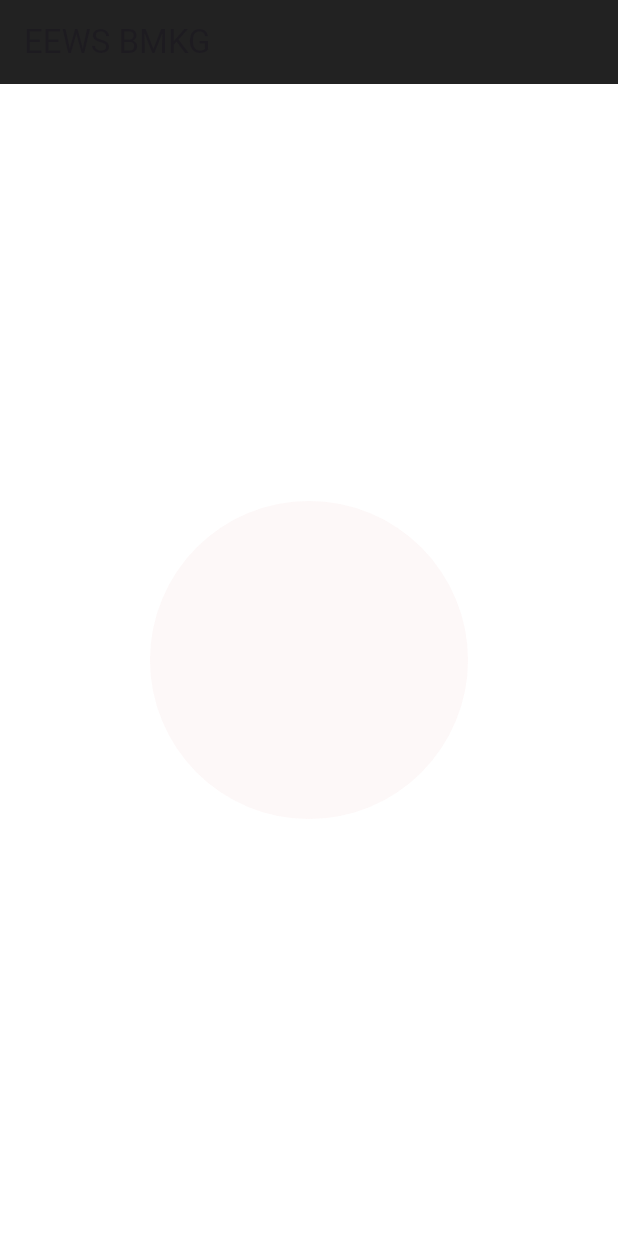
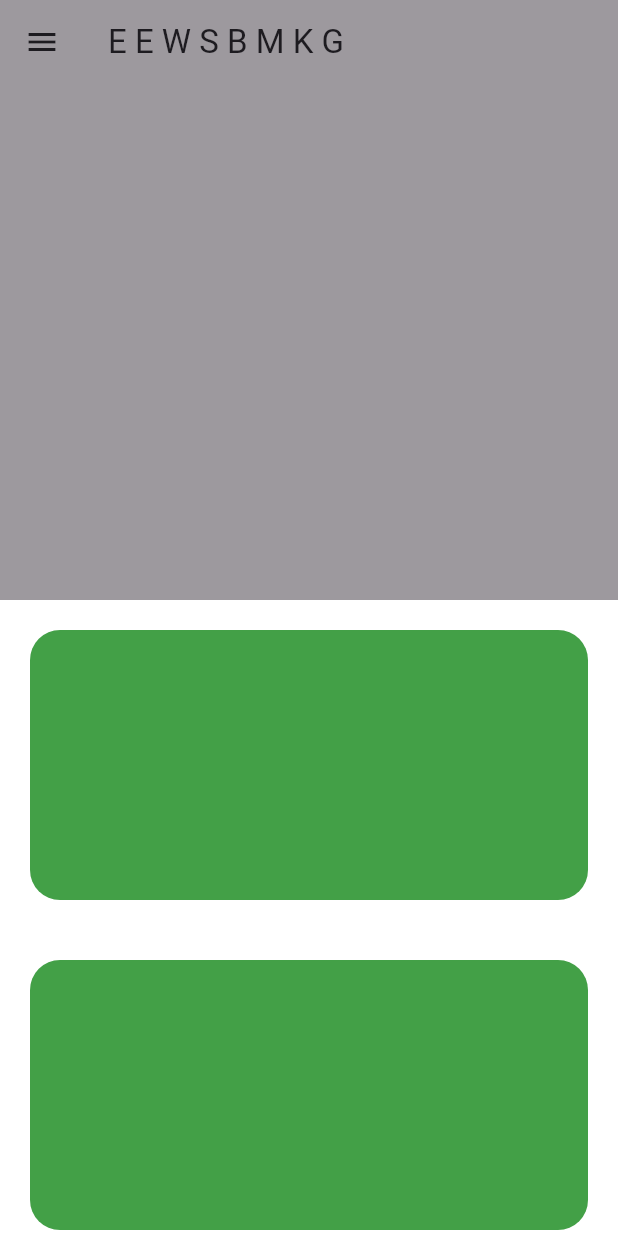
Before and after one commit to dodimarthen/EEWS, a Flutter app: the screen it shows after launch, on a phone screen of 412 x 824 dp. Run offline on Flutter 3.47's test engine with Material 3 defaults, Android fonts, the phone set to English and light mode, and no system bars.

Commit message:
modify the interface

```diff
--- a/flutter_application/flutter_application/flutter_application/lib/EEWS_screen_out.dart
+++ b/flutter_application/flutter_application/flutter_application/lib/EEWS_screen_out.dart
@@ -1,7 +1,7 @@
 import 'package:flutter/material.dart';
 
 class EEWSScreenOut extends StatefulWidget {
-  const EEWSScreenOut({super.key});
+  const EEWSScreenOut({Key? key}) : super(key: key);
 
   @override
   State<EEWSScreenOut> createState() => _EEWSScreenOutState();
@@ -11,17 +11,136 @@ class _EEWSScreenOutState extends State<EEWSScreenOut> {
   @override
   Widget build(BuildContext context) {
     return Scaffold(
-      appBar: AppBar(title: const Text('EEWS BMKG'),
-      backgroundColor: Colors.black87,
+      backgroundColor: Colors.white,
+      body: CustomScrollView(
+        slivers: [
+          //Sliver APPBAR
+          SliverAppBar(
+            leading: Icon(Icons.menu),
+            title: Text('E E W S B M K G'),
+            expandedHeight: 400,
+            flexibleSpace: FlexibleSpaceBar(
+              background: Container(
+                color: Colors.black38,
+              )
+              ),
+          ),
+          //Sliver Items
+          SliverToBoxAdapter(
+            child: Padding(
+                padding: const EdgeInsets.all(20.0),
+                child: ClipRRect(
+                  borderRadius: BorderRadius.circular(20),
+                  child: Container(
+                    height: 180,
+                    color: Colors.green[600],
+                  ),
+                )
+            )
+          ),
+          SliverToBoxAdapter(
+            child: Padding(
+                padding: const EdgeInsets.all(20.0),
+                child: ClipRRect(
+                  borderRadius: BorderRadius.circular(20),
+                  child: Container(
+                    height: 180,
+                    color: Colors.green[600],
+                  ),
+                )
+            )
+          ),
+          SliverToBoxAdapter(
+            child: Padding(
+                padding: const EdgeInsets.all(20.0),
+                child: ClipRRect(
+                  borderRadius: BorderRadius.circular(20),
+                  child: Container(
+                    height: 180,
+                    color: Colors.green[600],
+                  ),
+                )
+            )
+          ),
+          SliverToBoxAdapter(
+            child: Padding(
+                padding: const EdgeInsets.all(20.0),
+                child: ClipRRect(
+                  borderRadius: BorderRadius.circular(20),
+                  child: Container(
+                    height: 180,
+                    color: Colors.green[600],
+                  ),
+                )
+            )
+          )
+        ],
       ),
-      body : Container(
-        margin: EdgeInsets.all(100.0),
-        decoration: BoxDecoration(
-          color: Color.fromARGB(237, 253, 247, 247),
-          shape: BoxShape.circle
-        ),
-      ),
-      backgroundColor: Colors.white24,
     );
   }
 }
+//       appBar: AppBar(
+//         title: const Text('EEWS BMKG'),
+//         backgroundColor: Colors.black87,
+//       ),
+//       body: SafeArea(
+//         bottom: true,
+//         child: Stack(
+//           alignment: Alignment.center,
+//           children: [
+//             // Outer Circle
+//             Container(
+//               height: 200,
+//               width: 200,
+//               margin: EdgeInsets.all(100.0),
+//               decoration: BoxDecoration(
+//                 color: Color.fromARGB(236, 141, 137, 137),
+//                 shape: BoxShape.circle,
+//               ),
+//             ),
+//             // Inner Circle
+//             Container(
+//               height: 170,
+//               width: 170,
+//               decoration: BoxDecoration(
+//                 color: Colors.black87,
+//                 shape: BoxShape.circle,
+//               ),
+//               child: Center(
+//                 child: Column(
+//                   mainAxisAlignment: MainAxisAlignment.center,
+//                   children: [
+//                     Text(
+//                       "0",
+//                       style: TextStyle(
+//                         color: Colors.yellow,
+//                         fontSize: 90.0,
+//                         fontWeight: FontWeight.bold,
+//                       ),
+//                     ),
+//                     SizedBox(height: 20),
+//                     Padding(padding: EdgeInsets.only(top: 120.0)),
+//                     SizedBox(
+//                       width: 300.0,
+//                       height: 100.0,
+//                       child: Card(
+//                         color: Colors.grey,
+//                         child: Center(
+//                           child: Text(
+//                             'Testing',
+//                             style: TextStyle(color: Colors.white),
+//                           ),
+//                         ),
+//                       ),
+//                     ),
+//                   ],
+//                 ),
+//               ),
+//             ),
+//           ],
+//         ),
+//       ),
+//       backgroundColor: Colors.white24,
+//     );
+//   }
+// }
--- a/flutter_application/flutter_application/flutter_application/lib/main.dart
+++ b/flutter_application/flutter_application/flutter_application/lib/main.dart
@@ -14,6 +14,7 @@ class MyApp extends StatelessWidget {
   Widget build(BuildContext context) {
     return MaterialApp(
       title: 'EEWS',
+      debugShowCheckedModeBanner: false,
       theme: ThemeData(),
       home: const EEWSScreenOut(),
     );
```
